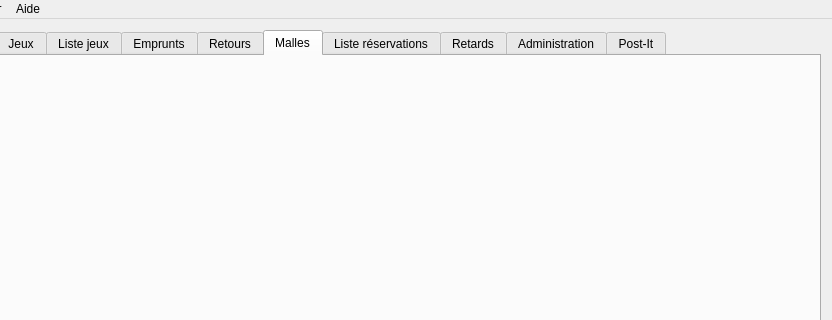
This is f_mainwindow.ui in nivhg/ludopen as Qt 5 draws it before an edit; both pictures show x 192 to 1024 and y 0 to 320 of the 1024 by 768 pixel window. The edited form follows.
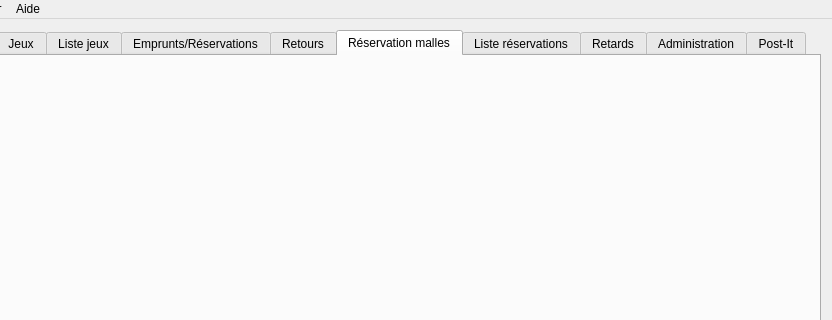
This is the edited form. The open tabs and pages were chosen to show the change. Icons and pictures are not drawn.

Commit message: Gestion des malles en cours de dev

The edit to the form file:
```diff
--- a/f_mainwindow.ui
+++ b/f_mainwindow.ui
@@ -124,7 +124,7 @@
         </iconset>
        </attribute>
        <attribute name="title">
-        <string>Emprunts</string>
+        <string>Emprunts/Réservations</string>
        </attribute>
        <layout class="QGridLayout" name="gridLayout_5">
         <item row="0" column="0">
@@ -158,7 +158,7 @@
         </iconset>
        </attribute>
        <attribute name="title">
-        <string>Malles</string>
+        <string>Réservation malles</string>
        </attribute>
        <layout class="QGridLayout" name="gridLayout_5">
         <item row="0" column="0">
```
Left out of the diff: 13 changed lines with no effect on the pictures. The commit also changes 31 other files.
